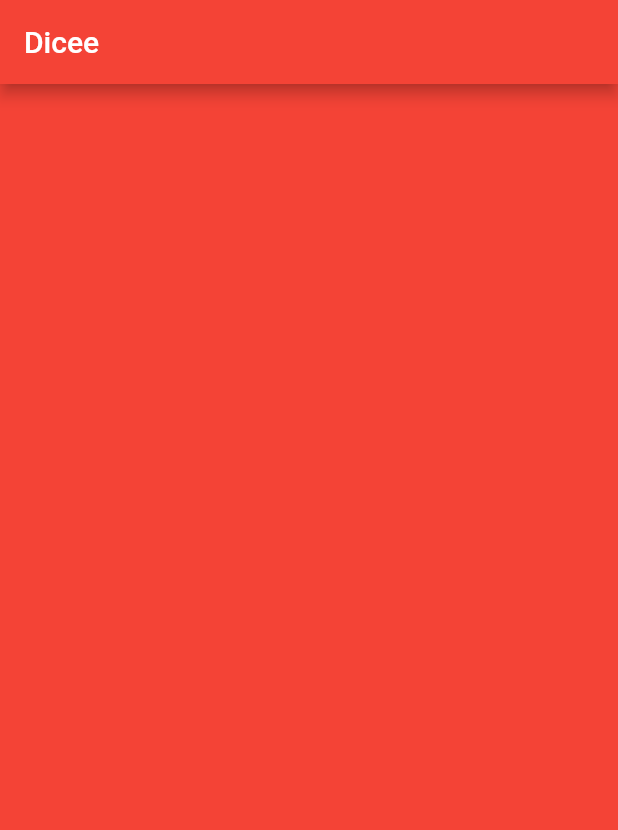
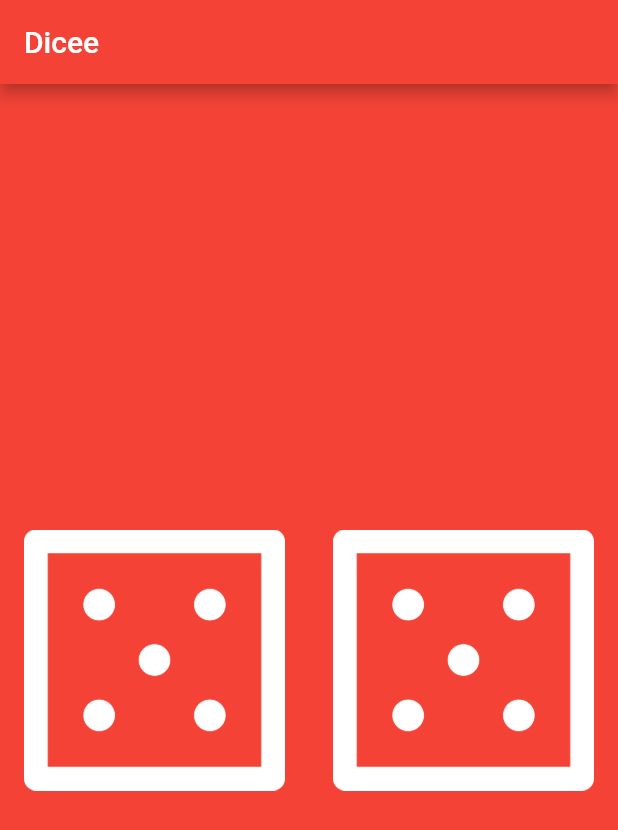
Before and after one commit to raminux/dicee-flutter, a Flutter app: the screen it shows after launch, on a phone screen of 412 x 824 dp. Shown: the top 830 px of the screen. Run offline on Flutter 3.47's test engine with Material 2 defaults, Android fonts, the phone set to English and light mode, and no system bars.

Commit message:
Repo finished

```diff
--- a/lib/main.dart
+++ b/lib/main.dart
@@ -1,4 +1,5 @@
 import 'package:flutter/material.dart';
+import 'dart:math';
 
 void main() {
   return runApp(
@@ -14,10 +15,42 @@ void main() {
     ),
   );
 }
+class DicePage extends StatefulWidget {
+  const DicePage({Key? key}) : super(key: key);
 
-class DicePage extends StatelessWidget {
+  @override
+  State<DicePage> createState() => _DicePageState();
+}
+
+class _DicePageState extends State<DicePage> {
+  int leftDiceNumber = Random().nextInt(6) + 1;
+  int rightDiceNumber = Random().nextInt(6) + 1;
+
+  void diceRandom() {
+    setState(() {
+      leftDiceNumber = Random().nextInt(6) + 1;
+      rightDiceNumber = Random().nextInt(6) + 1;
+    });
+  }
   @override
   Widget build(BuildContext context) {
-    return Container();
+    return Center(
+      child: Row(
+        children: [
+          Expanded(child: FlatButton(
+            child: Image.asset('images/dice$leftDiceNumber.png',),
+            onPressed: () {
+              diceRandom();
+            },
+          ),),
+          Expanded(child: FlatButton(
+            child: Image.asset('images/dice$rightDiceNumber.png',),
+            onPressed: () {
+              diceRandom();
+            },
+          ),),
+        ],
+      ),
+    );
   }
 }
```
Also changed, not shown: 1 other file.
